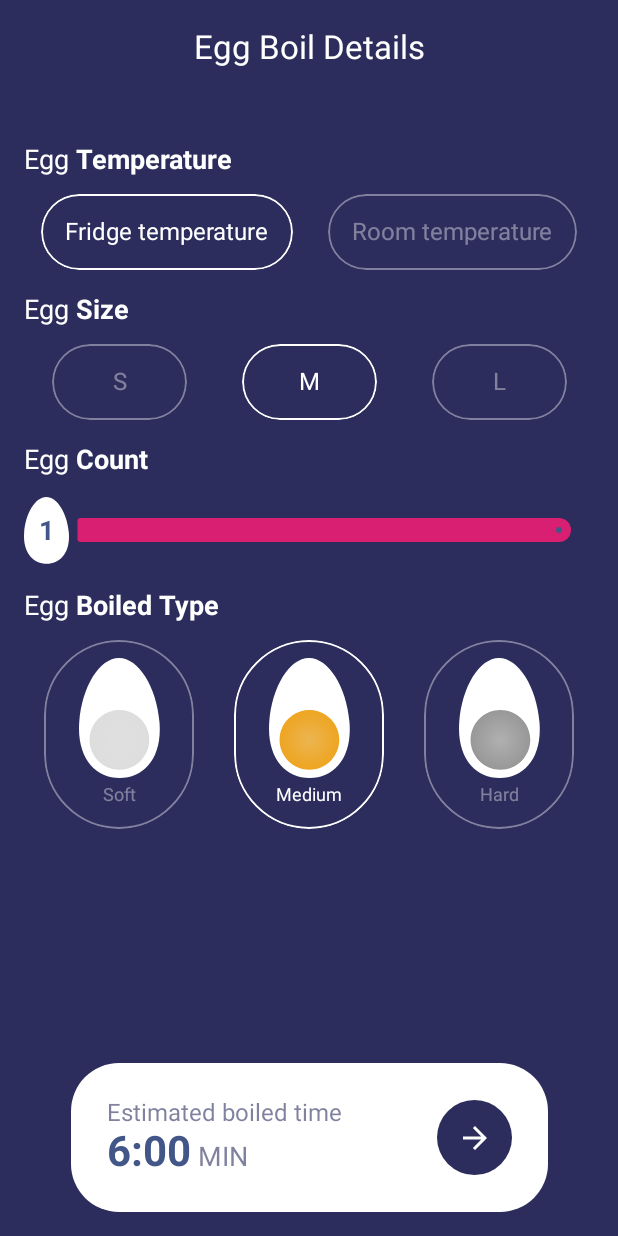
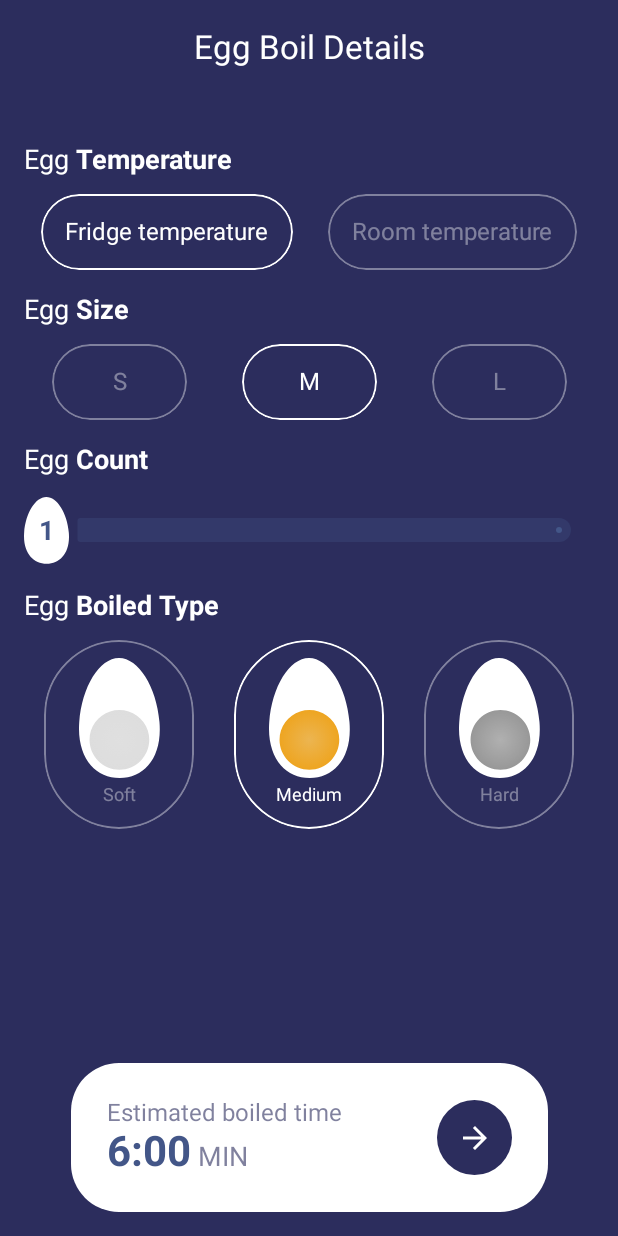
Before and after one commit to hanihashemi/Egg-Master-App, an Android app built with Jetpack Compose: the EggBoilDetailsScreen screen opened through its navigation route, on a phone screen of 412 x 824 dp. Run offline under Robolectric (Android 15) with nearby library versions, the phone set to English and light mode, and no system bars; our stand-ins replace Dagger/Hilt's generated code.

Commit message:
Fix Slider color

```diff
--- a/app/src/main/java/io/github/hanihashemi/eggmaster/screens/eggboildetails/EggBoilDetailsScreen.kt
+++ b/app/src/main/java/io/github/hanihashemi/eggmaster/screens/eggboildetails/EggBoilDetailsScreen.kt
@@ -15,6 +15,7 @@ import androidx.compose.material3.ExperimentalMaterial3Api
 import androidx.compose.material3.MaterialTheme
 import androidx.compose.material3.Scaffold
 import androidx.compose.material3.Slider
+import androidx.compose.material3.SliderDefaults
 import androidx.compose.material3.Text
 import androidx.compose.runtime.Composable
 import androidx.compose.runtime.LaunchedEffect
@@ -115,9 +116,15 @@ fun EggBoilDetailsScreen(
                     })
             }
             HeadLine(textBold = "Count")
-            Slider(modifier = Modifier.fillMaxWidth(),
+            Slider(
+                modifier = Modifier.fillMaxWidth(),
                 value = state.eggDetails.count.toFloat(),
                 valueRange = 1f..10f,
+                colors = SliderDefaults.colors(
+                    thumbColor = MaterialTheme.colorScheme.primary,
+                    activeTrackColor = MaterialTheme.colorScheme.primary,
+                    inactiveTrackColor = MaterialTheme.colorScheme.primary.copy(alpha = 0.3f),
+                ),
                 onValueChange = {
                     dispatch(OnEggCountChanged(it.toInt()))
                 },
```
